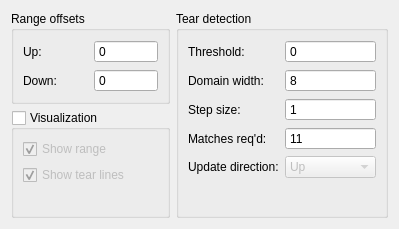
The window that src/display/qt/d_anti_tear_dialog.ui (mrehkopf/vcs) describes before a commit, drawn with Qt 5.
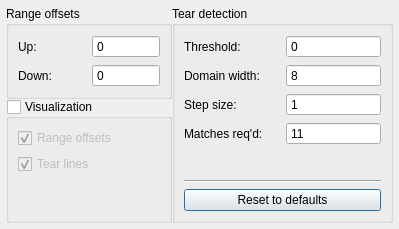
The same window after the commit.

```diff
--- a/src/display/qt/d_anti_tear_dialog.ui
+++ b/src/display/qt/d_anti_tear_dialog.ui
@@ -14,10 +14,28 @@
    <string>Dialog</string>
   </property>
   <layout class="QVBoxLayout" name="verticalLayout_2">
+   <property name="leftMargin">
+    <number>6</number>
+   </property>
+   <property name="topMargin">
+    <number>6</number>
+   </property>
+   <property name="rightMargin">
+    <number>6</number>
+   </property>
+   <property name="bottomMargin">
+    <number>6</number>
+   </property>
    <item>
     <layout class="QHBoxLayout" name="horizontalLayout_2" stretch="3,4">
+     <property name="spacing">
+      <number>0</number>
+     </property>
      <item>
       <layout class="QVBoxLayout" name="verticalLayout">
+       <property name="spacing">
+        <number>0</number>
+       </property>
        <item>
         <widget class="QGroupBox" name="groupBox">
          <property name="title">
@@ -100,7 +118,7 @@
           <item row="1" column="0">
            <widget class="QCheckBox" name="checkBox_visualizeTear">
             <property name="text">
-             <string>Show tear lines</string>
+             <string>Tear lines</string>
             </property>
             <property name="checked">
              <bool>true</bool>
@@ -110,7 +128,7 @@
           <item row="0" column="0">
            <widget class="QCheckBox" name="checkBox_visualizeRange">
             <property name="text">
-             <string>Show range</string>
+             <string>Range offsets</string>
             </property>
             <property name="checked">
              <bool>true</bool>
@@ -147,13 +165,6 @@
         <property name="rightMargin">
          <number>9</number>
         </property>
-        <item row="4" column="0">
-         <widget class="QLabel" name="label_5">
-          <property name="text">
-           <string>Update direction:</string>
-          </property>
-         </widget>
-        </item>
         <item row="1" column="1">
          <widget class="QSpinBox" name="spinBox_domainSize">
           <property name="buttonSymbols">
@@ -188,26 +199,6 @@
           </property>
          </widget>
         </item>
-        <item row="4" column="1">
-         <widget class="QComboBox" name="comboBox">
-          <property name="enabled">
-           <bool>false</bool>
-          </property>
-          <property name="currentIndex">
-           <number>0</number>
-          </property>
-          <item>
-           <property name="text">
-            <string>Up</string>
-           </property>
-          </item>
-          <item>
-           <property name="text">
-            <string>Down</string>
-           </property>
-          </item>
-         </widget>
-        </item>
         <item row="3" column="1">
          <widget class="QSpinBox" name="spinBox_matchedReqd">
           <property name="buttonSymbols">
@@ -254,7 +245,7 @@
           </property>
          </widget>
         </item>
-        <item row="5" column="1">
+        <item row="4" column="1">
          <spacer name="verticalSpacer_3">
           <property name="orientation">
            <enum>Qt::Vertical</enum>
@@ -262,11 +253,25 @@
           <property name="sizeHint" stdset="0">
            <size>
             <width>20</width>
-            <height>40</height>
+            <height>9000</height>
            </size>
           </property>
          </spacer>
         </item>
+        <item row="6" column="0" colspan="2">
+         <widget class="QPushButton" name="pushButton_resetDefaults">
+          <property name="text">
+           <string>Reset to defaults</string>
+          </property>
+         </widget>
+        </item>
+        <item row="5" column="0" colspan="2">
+         <widget class="Line" name="line">
+          <property name="orientation">
+           <enum>Qt::Horizontal</enum>
+          </property>
+         </widget>
+        </item>
        </layout>
       </widget>
      </item>
```
Left out of the diff: 2 changed lines with no effect on the pictures.
